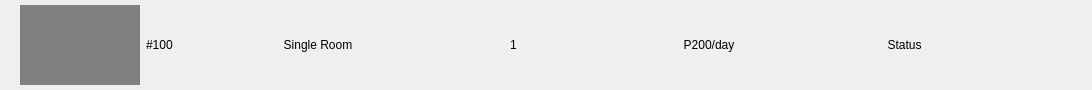
xbryan25/hotel-management-system, file ui_files/list_rooms_frame.ui: the form before one commit.
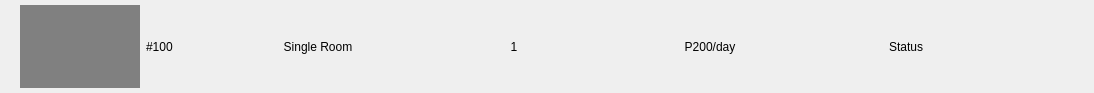
The form after the commit.

Commit message: feat(rooms_page): load data from rooms table to list view

Diff of the .ui file:
```diff
--- a/ui_files/list_rooms_frame.ui
+++ b/ui_files/list_rooms_frame.ui
@@ -6,14 +6,14 @@
    <rect>
     <x>0</x>
     <y>0</y>
-    <width>1092</width>
-    <height>90</height>
+    <width>1094</width>
+    <height>93</height>
    </rect>
   </property>
   <property name="minimumSize">
    <size>
     <width>0</width>
-    <height>90</height>
+    <height>80</height>
    </size>
   </property>
   <property name="windowTitle">
```
The commit also changes 8 other files.
